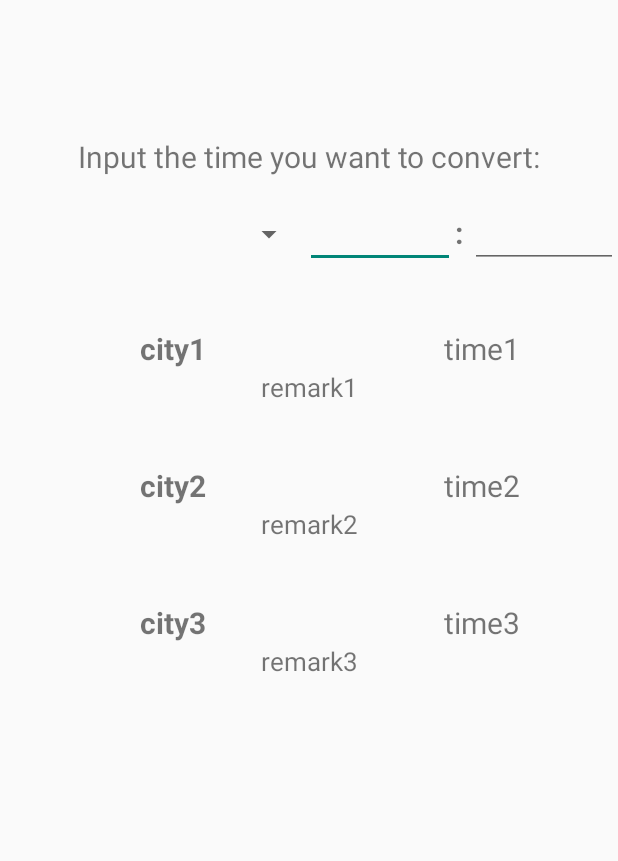
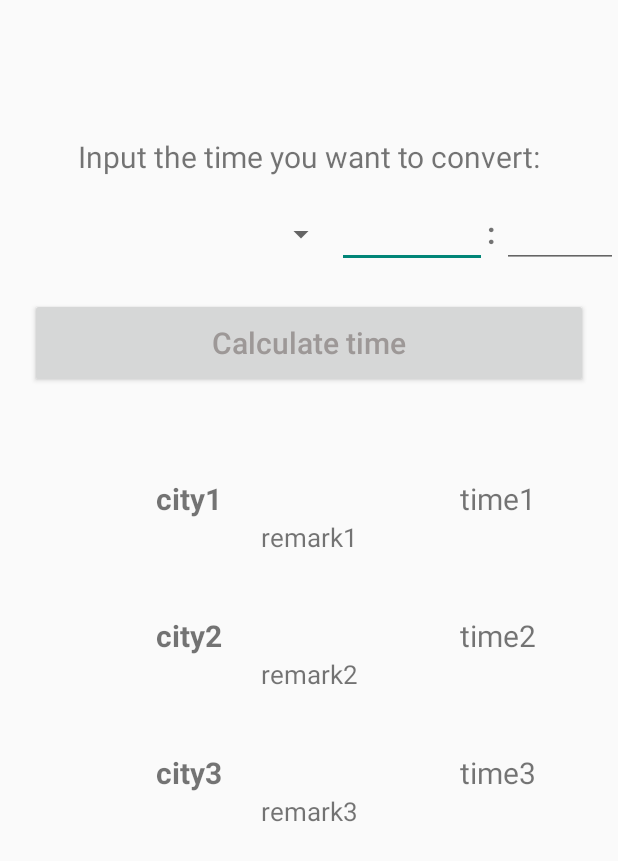
Before and after one commit to hugovelasquez/timezone-app, an Android app: the layout fragment_time_calculator.xml on its own in the app's theme, with its tools: preview values and no code run, on a phone screen of 412 x 824 dp. Shown: the top 861 px of the screen. Run offline under Robolectric (Android 15) with nearby library versions, the light colour scheme and no system bars.

Commit message:
Added barebone layout of time calculator

```diff
--- a/app/src/main/java/com/example/sucaldotimezonewidget/TimeCalculatorFragment.java
+++ b/app/src/main/java/com/example/sucaldotimezonewidget/TimeCalculatorFragment.java
@@ -6,6 +6,7 @@ import android.view.View;
 import android.view.ViewGroup;
 import android.widget.AdapterView;
 import android.widget.ArrayAdapter;
+import android.widget.Button;
 import android.widget.Spinner;
 import android.widget.Toast;
 
@@ -13,45 +14,47 @@ import androidx.annotation.NonNull;
 import androidx.annotation.Nullable;
 import androidx.fragment.app.Fragment;
 
-//public class TimeCalculatorFragment extends Fragment implements AdapterView.OnItemSelectedListener {
+public class TimeCalculatorFragment extends Fragment implements AdapterView.OnItemSelectedListener {
 
-public class TimeCalculatorFragment extends Fragment {
-
-    // Definition of variables
-    // Test2
     private Spinner spinner;
     private ArrayAdapter<CharSequence> adapter;
+    private Button calculateBtn;
+
+    private String selectedCity;
 
     @Nullable
     @Override
     public View onCreateView(@NonNull LayoutInflater inflater, @Nullable ViewGroup container, @Nullable Bundle savedInstanceState) {
-                 // Link xml layout file with this activity (fragment)
-                View rootView = inflater.inflate(R.layout.fragment_time_calculator_dummy,container,false);
+        View rootView = inflater.inflate(R.layout.fragment_time_calculator, container, false);
 
-//                // Assign xml object to variable
-//                spinner = (Spinner) rootView.findViewById(R.id.spinner);
-//                // give my string-array "cities" a pre-defined android array layout "simple_spinner_item"
-//                adapter =  ArrayAdapter.createFromResource(getActivity(),R.array.cities,android.R.layout.simple_spinner_item);
-//                // set dropdown-menu
-//                adapter.setDropDownViewResource(android.R.layout.simple_spinner_dropdown_item);
-//                // Link everything to spinner
-//                spinner.setAdapter(adapter);
-//
-//
-//                // Define listener for menu items
-//                spinner.setOnItemSelectedListener(this);
-//
+        spinner = rootView.findViewById(R.id.spinner);
+        adapter = ArrayAdapter.createFromResource(getActivity(), R.array.cities, android.R.layout.simple_spinner_item);
+        adapter.setDropDownViewResource(android.R.layout.simple_spinner_dropdown_item);
+        spinner.setAdapter(adapter);
+        spinner.setOnItemSelectedListener(this);
+
+        calculateBtn = rootView.findViewById(R.id.calculate_btn);
+        calculateBtn.setOnClickListener(new View.OnClickListener() {
+            @Override
+            public void onClick(View v) {
+                calculateTime();
+            }
+        });
+
         return rootView;
     }
 
-//    @Override
-//    public void onItemSelected(AdapterView<?> parent, View view, int position, long id) {
-//            String textSpinner = parent.getItemAtPosition(position).toString();
-//            Toast.makeText(parent.getContext(), textSpinner, Toast.LENGTH_SHORT).show();
-//    }
-//
-//    @Override
-//    public void onNothingSelected(AdapterView<?> parent) {
-//
-//    }
+    @Override
+    public void onItemSelected(AdapterView<?> parent, View view, int position, long id) {
+        selectedCity = parent.getItemAtPosition(position).toString();
+    }
+
+    private void calculateTime() {
+        Toast.makeText(getContext(), "Calculating time of " + selectedCity, Toast.LENGTH_SHORT).show();
+    }
+
+    @Override
+    public void onNothingSelected(AdapterView<?> parent) {
+
+    }
 }
--- a/app/src/main/res/layout/fragment_time_calculator.xml
+++ b/app/src/main/res/layout/fragment_time_calculator.xml
@@ -17,59 +17,64 @@
 
         <Spinner
             android:id="@+id/spinner"
+            android:layout_width="150dp"
             android:layout_height="45dp"
-            android:layout_width="150dp"
-            android:textAlignment="center"
             android:layout_weight="1"
-            />
+            android:textAlignment="center" />
 
         <EditText
             android:id="@+id/edit_input_time_convert_1"
+            android:layout_width="45dp"
             android:layout_height="45dp"
-            android:layout_width="45dp"
-            android:layout_weight="0"
-            />
+            android:layout_weight="0" />
 
         <TextView
             android:id="@+id/txt_input_time_doppelpunkt"
+            android:layout_width="10dp"
             android:layout_height="45dp"
-            android:layout_width="10dp"
+            android:layout_weight="0"
             android:text=":"
-            android:layout_weight="0"
             android:textSize="20sp"
-            android:textStyle="bold"
-            />
+            android:textStyle="bold" />
 
         <EditText
             android:id="@+id/edit_input_time_convert_2"
+            android:layout_width="45dp"
             android:layout_height="45dp"
-            android:layout_width="45dp"
-            android:layout_weight="1"
-            />
+            android:layout_weight="1" />
     </TableRow>
+
+    <TableRow>
+
+        <Button
+            android:id="@+id/calculate_btn"
+            style="@style/HourFormatBtnStyle"
+            android:text="@string/calculate_btn_text"></Button>
+    </TableRow>
+
 
     <TableRow android:layout_marginTop="30dp">
 
         <TextView
             android:id="@+id/header_city_1"
+            android:layout_width="wrap_content"
+            android:layout_height="wrap_content"
             android:layout_marginTop="10dp"
-            android:layout_height="wrap_content"
-            android:layout_width="wrap_content"
             android:layout_weight="1"
+            android:text="city1"
+            android:textAlignment="center"
             android:textSize="20sp"
-            android:textStyle="bold"
-            android:textAlignment="center"
-            android:text="city1" />
+            android:textStyle="bold" />
 
         <TextView
             android:id="@+id/time_city_1"
+            android:layout_width="100dp"
+            android:layout_height="wrap_content"
             android:layout_marginTop="10dp"
-        android:layout_height="wrap_content"
-        android:layout_width="100dp"
             android:layout_weight="1"
-        android:textSize="20sp"
+            android:text="time1"
             android:textAlignment="center"
-        android:text="time1" />
+            android:textSize="20sp" />
 
     </TableRow>
 
@@ -78,11 +83,11 @@
         <TextView
             android:id="@+id/remarks_city_1"
             android:layout_height="wrap_content"
+            android:layout_marginStart="0dp"
             android:layout_weight="1"
-        android:layout_marginStart="0dp"
+            android:text="remark1"
             android:textAlignment="center"
-        android:textSize="17sp"
-        android:text="remark1"/>
+            android:textSize="17sp" />
 
     </TableRow>
 
@@ -90,24 +95,24 @@
 
         <TextView
             android:id="@+id/header_city_2"
+            android:layout_width="wrap_content"
+            android:layout_height="wrap_content"
             android:layout_marginTop="10dp"
-            android:layout_height="wrap_content"
-            android:layout_width="wrap_content"
             android:layout_weight="1"
+            android:text="city2"
+            android:textAlignment="center"
             android:textSize="20sp"
-            android:textStyle="bold"
-            android:textAlignment="center"
-            android:text="city2" />
+            android:textStyle="bold" />
 
         <TextView
             android:id="@+id/time_city_2"
+            android:layout_width="100dp"
+            android:layout_height="wrap_content"
             android:layout_marginTop="10dp"
             android:layout_weight="1"
-            android:layout_height="wrap_content"
-            android:layout_width="100dp"
-            android:textSize="20sp"
+            android:text="time2"
             android:textAlignment="center"
-            android:text="time2" />
+            android:textSize="20sp" />
 
     </TableRow>
 
@@ -118,9 +123,9 @@
             android:layout_height="wrap_content"
             android:layout_span="4"
             android:layout_weight="1"
+            android:text="remark2"
             android:textAlignment="center"
-            android:textSize="17sp"
-            android:text="remark2"/>
+            android:textSize="17sp" />
 
     </TableRow>
 
@@ -128,24 +133,24 @@
 
         <TextView
             android:id="@+id/header_city_3"
+            android:layout_width="wrap_content"
+            android:layout_height="wrap_content"
             android:layout_marginTop="10dp"
-            android:layout_height="wrap_content"
-            android:layout_width="wrap_content"
             android:layout_weight="1"
+            android:text="city3"
+            android:textAlignment="center"
             android:textSize="20sp"
-            android:textStyle="bold"
-            android:textAlignment="center"
-            android:text="city3" />
+            android:textStyle="bold" />
 
         <TextView
             android:id="@+id/time_city_3"
+            android:layout_width="100dp"
+            android:layout_height="wrap_content"
             android:layout_marginTop="10dp"
             android:layout_weight="1"
-            android:layout_height="wrap_content"
-            android:layout_width="100dp"
-            android:textSize="20sp"
+            android:text="time3"
             android:textAlignment="center"
-            android:text="time3" />
+            android:textSize="20sp" />
 
     </TableRow>
 
@@ -155,9 +160,9 @@
             android:id="@+id/remarks_city_3"
             android:layout_height="wrap_content"
             android:layout_weight="1"
+            android:text="remark3"
             android:textAlignment="center"
-            android:textSize="17sp"
-            android:text="remark3"/>
+            android:textSize="17sp" />
 
     </TableRow>
 
--- a/app/src/main/res/values/strings.xml
+++ b/app/src/main/res/values/strings.xml
@@ -42,6 +42,8 @@
 
     <string name="settings_btn12h">12h-format</string>
     <string name="settings_btn24h">24h-format</string>
+
     <string name="convert_time_text">Input the time you want to convert:</string>
+    <string name="calculate_btn_text">Calculate time</string>
 
 </resources>
```
Lines whose indentation alone changed are shown as unchanged.
